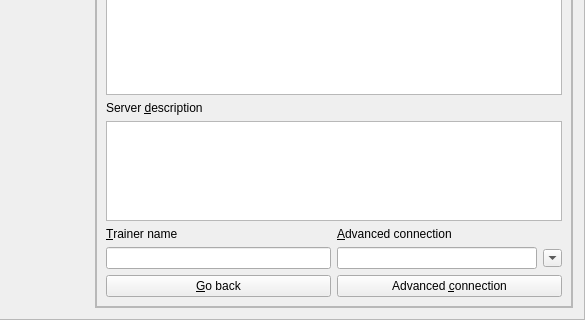
The window that src/Teambuilder/serverchoice.ui (po-devs/pokemon-online) describes before a commit, drawn with Qt 5; both pictures show x 401 to 986 and y 363 to 683 of the 986 by 683 pixel window.
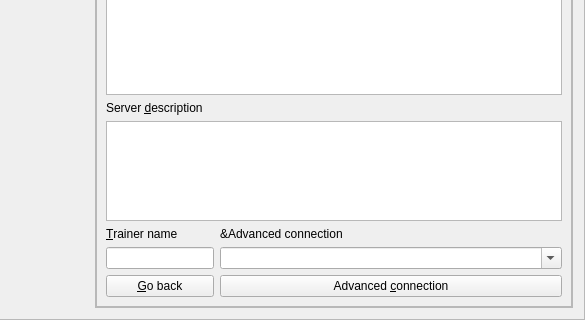
The same window after the commit. Custom widgets are drawn as their Qt base class.

Commit message: Fixed advance connection history in server choice

```diff
--- a/src/Teambuilder/serverchoice.ui
+++ b/src/Teambuilder/serverchoice.ui
@@ -56,7 +56,7 @@
         <property name="frameShadow">
          <enum>QFrame::Raised</enum>
         </property>
-        <layout class="QGridLayout" name="gridLayout" columnstretch="0,0">
+        <layout class="QGridLayout" name="gridLayout" columnstretch="0,1">
          <item row="0" column="0" colspan="2">
           <widget class="QTableWidget" name="serverList">
            <property name="editTriggers">
@@ -156,9 +156,6 @@
            <property name="text">
             <string>&amp;Advanced connection</string>
            </property>
-           <property name="buddy">
-            <cstring>advServerEdit</cstring>
-           </property>
           </widget>
          </item>
          <item row="6" column="0">
@@ -177,50 +174,14 @@
          </item>
          <item row="5" column="1">
           <layout class="QHBoxLayout" name="horizontalLayout_2">
+           <property name="spacing">
+            <number>0</number>
+           </property>
            <item>
-            <widget class="QLineEdit" name="advServerEdit"/>
-           </item>
-           <item>
-            <widget class="QToolButton" name="savedServersList">
-             <property name="enabled">
+            <widget class="QComboBox" name="advServerEdit">
+             <property name="editable">
               <bool>true</bool>
              </property>
-             <property name="sizePolicy">
-              <sizepolicy hsizetype="Fixed" vsizetype="Fixed">
-               <horstretch>10</horstretch>
-               <verstretch>10</verstretch>
-              </sizepolicy>
-             </property>
-             <property name="minimumSize">
-              <size>
-               <width>15</width>
-               <height>15</height>
-              </size>
-             </property>
-             <property name="baseSize">
-              <size>
-               <width>16</width>
-               <height>16</height>
-              </size>
-             </property>
-             <property name="text">
-              <string>...</string>
-             </property>
-             <property name="iconSize">
-              <size>
-               <width>11</width>
-               <height>11</height>
-              </size>
-             </property>
-             <property name="toolButtonStyle">
-              <enum>Qt::ToolButtonFollowStyle</enum>
-             </property>
-             <property name="autoRaise">
-              <bool>false</bool>
-             </property>
-             <property name="arrowType">
-              <enum>Qt::DownArrow</enum>
-             </property>
             </widget>
            </item>
           </layout>
```
The commit also changes 2 other files.
